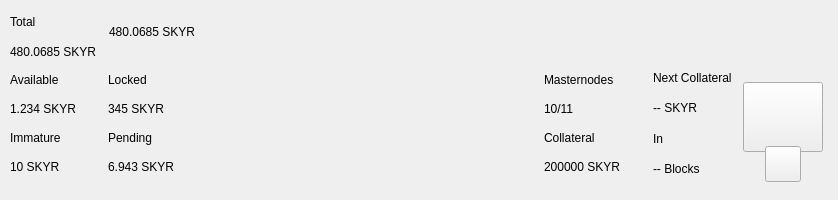
First picture: the form in src/qt/pivx/forms/topbar.ui, repository SkynetResearchProject/Skyrcoin, before the edit.
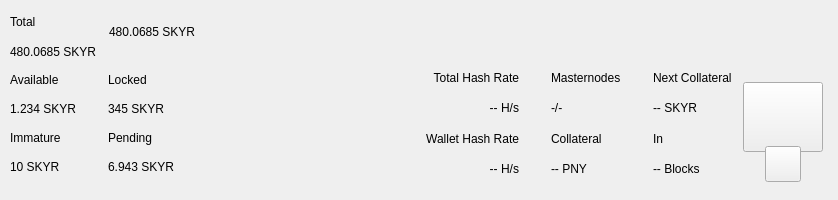
Second picture: the form after the edit. Custom widgets are drawn as their Qt base class.

Commit message: v2.0.0.9-cs adds network and wallet HashRate to GUI client

Patch:
```diff
--- a/src/qt/pivx/forms/topbar.ui
+++ b/src/qt/pivx/forms/topbar.ui
@@ -558,7 +558,94 @@
             <number>9</number>
            </property>
            <item>
-            <layout class="QVBoxLayout" name="verticalLayout_5">
+            <widget class="QWidget" name="widgetStaking" native="true">
+
+             <layout class="QVBoxLayout" name="verticalLayout_12">
+              <property name="leftMargin">
+               <number>32</number>
+              </property>
+              <property name="topMargin">
+               <number>0</number>
+              </property>
+              <property name="rightMargin">
+               <number>0</number>
+              </property>
+              <property name="bottomMargin">
+               <number>0</number>
+              </property>
+              <item>
+               <widget class="QLabel" name="labelNetworkHashRateTitle">
+                <property name="text">
+                 <string>Total Hash Rate</string>
+                </property>
+                <property name="textFormat">
+                 <enum>Qt::AutoText</enum>
+                </property>
+                <property name="alignment">
+                 <set>Qt::AlignRight|Qt::AlignTrailing|Qt::AlignVCenter</set>
+                </property>
+               </widget>
+              </item>
+              <item>
+               <widget class="QLabel" name="labelNetworkHashRateValue">
+                <property name="layoutDirection">
+                 <enum>Qt::LeftToRight</enum>
+                </property>
+                <property name="text">
+                 <string>-- H/s</string>
+                </property>
+                <property name="textFormat">
+                 <enum>Qt::AutoText</enum>
+                </property>
+                <property name="alignment">
+                 <set>Qt::AlignRight|Qt::AlignTrailing|Qt::AlignVCenter</set>
+                </property>
+               </widget>
+              </item>
+              <item>
+               <widget class="QLabel" name="labelWalletHashRateTitle">
+                <property name="text">
+                 <string>Wallet Hash Rate</string>
+                </property>
+                <property name="textFormat">
+                 <enum>Qt::AutoText</enum>
+                </property>
+                <property name="alignment">
+                 <set>Qt::AlignRight|Qt::AlignTrailing|Qt::AlignVCenter</set>
+                </property>
+               </widget>
+              </item>
+              <item>
+               <widget class="QLabel" name="labelWalletHashRateValue">
+                <property name="text">
+                 <string notr="true">-- H/s</string>
+                </property>
+                <property name="textFormat">
+                 <enum>Qt::AutoText</enum>
+                </property>
+                <property name="alignment">
+                 <set>Qt::AlignRight|Qt::AlignTrailing|Qt::AlignVCenter</set>
+                </property>
+               </widget>
+              </item>
+             </layout>
+            </widget>
+           </item>
+           <item>
+            <widget class="QWidget" name="widgetMasternodes" native="true">
+             <layout class="QVBoxLayout">
+              <property name="leftMargin">
+               <number>32</number>
+              </property>
+              <property name="topMargin">
+               <number>0</number>
+              </property>
+              <property name="rightMargin">
+               <number>0</number>
+              </property>
+              <property name="bottomMargin">
+               <number>0</number>
+              </property>
              <item>
               <widget class="QLabel" name="labelMasternodesTitle">
                <property name="text">
@@ -569,25 +656,26 @@
              <item>
               <widget class="QLabel" name="labelMasternodeCount">
                <property name="text">
-                <string>10/11</string>
+                 <string>-/-</string>
                </property>
               </widget>
              </item>
              <item>
-              <widget class="QLabel" name="labelTitle8">
+               <widget class="QLabel" name="labelCollateralTitle">
                <property name="text">
                 <string>Collateral</string>
                </property>
               </widget>
              </item>
              <item>
-              <widget class="QLabel" name="labelCollateralPiv">
+               <widget class="QLabel" name="labelCollateralValue">
                <property name="text">
-                <string notr="true">200000 SKYR</string>
+                 <string notr="true">-- PNY</string>
                </property>
               </widget>
              </item>
             </layout>
+            </widget>
            </item>
            <item>
             <widget class="QWidget" name="widgetNextCollateral" native="true">
```
Left out of the diff: 2 changed lines with no effect on the pictures. Lines whose indentation alone changed are shown as unchanged. The commit also changes 7 other files.
